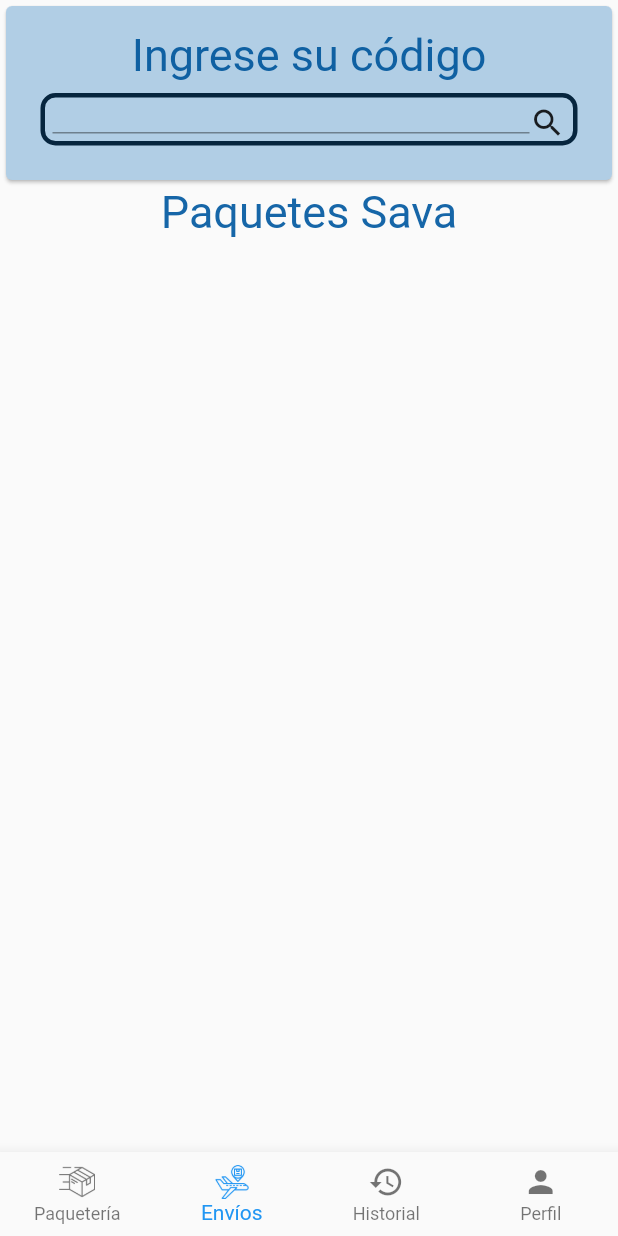
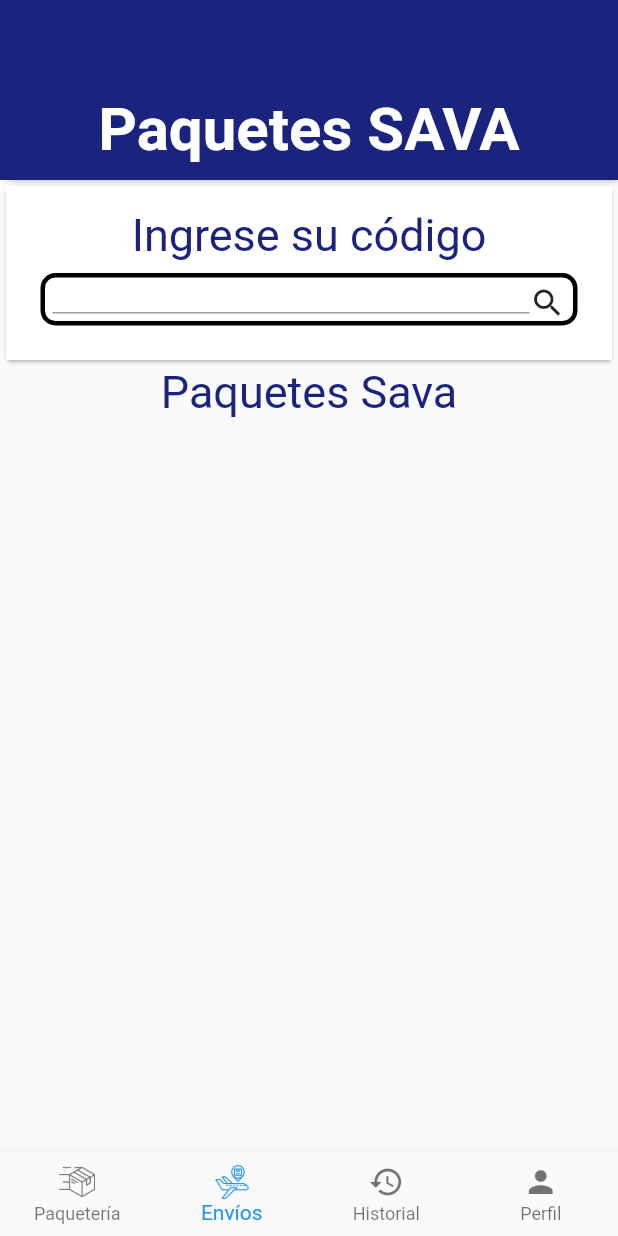
Before and after one commit to Cmenesess/ProyectoLenguaje, a Flutter app: the HomeClientScreen screen opened by its route, item 2 of the bottom bar chosen, on a phone screen of 412 x 824 dp. Run offline on Flutter 3.47's test engine with Material 2 defaults, Android fonts, the phone set to English and light mode, and no system bars; our stand-ins replace flutter_speed_dial, shared_preferences, step_progress_indicator; missing offline and left inert: dart:ffi; accounts and stored records are empty; network calls fail.

```diff
--- a/BackendProyecto/config/config.json
+++ b/BackendProyecto/config/config.json
@@ -1,7 +1,7 @@
 {
   "development": {
     "username": "root",
-    "password": "Katitos2",
+    "password": "root",
     "database": "sava",
     "host": "127.0.0.1",
     "dialect": "mysql"
--- a/FrontProyecto/lib/providers/history_package_provider.dart
+++ b/FrontProyecto/lib/providers/history_package_provider.dart
@@ -4,7 +4,7 @@ import 'package:http/http.dart' as http;
 import 'dart:convert';
 
 class HistoryPackageProvider {
-  static final String _baseUrl = 'localhost:4000';
+  static final String _baseUrl = '192.168.1.6:4000';
 
   static getHistoryPackages(String token) async {
     const String segment = '/savaPackage/history';
--- a/FrontProyecto/lib/providers/user_provider.dart
+++ b/FrontProyecto/lib/providers/user_provider.dart
@@ -4,7 +4,7 @@ import 'package:http/http.dart' as http;
 import 'dart:convert';
 
 class UserProvider {
-  static final String _baseUrl = 'localhost:4000';
+  static final String _baseUrl = '192.168.1.6:4000';
 
   Future<String> _getJsonData(String segment) async {
     var url = Uri.http(_baseUrl, segment);
--- a/FrontProyecto/lib/providers/warehouse_package_provider.dart
+++ b/FrontProyecto/lib/providers/warehouse_package_provider.dart
@@ -5,7 +5,7 @@ import 'dart:convert';
 
 class WarehousePackageProvider {
   // Cambiar URL =
-  static final String _baseUrl = 'localhost:4000';
+  static final String _baseUrl = '192.168.1.6:4000';
 
   static getWarehousePackages(String token) async {
     const String segment = '/api/warehouse-packages/user';
--- a/FrontProyecto/lib/screens/client/sava_packages_client_screen.dart
+++ b/FrontProyecto/lib/screens/client/sava_packages_client_screen.dart
@@ -29,7 +29,9 @@ class _SavaPackagesClientScreenState extends State<SavaPackagesClientScreen> {
       String? token = prefs.getString('token');
       dynamic response = await WarehousePackageProvider.getSavaPackages(token!);
       packages = response;
-      setState(() {});
+      setState(() {
+        print(packages);
+      });
     });
   }
 
@@ -37,17 +39,40 @@ class _SavaPackagesClientScreenState extends State<SavaPackagesClientScreen> {
   Widget build(BuildContext context) {
     return SingleChildScrollView(
       child: Column(children: [
+        Container(
+          height: 120,
+          padding: EdgeInsets.all(10),
+          alignment: Alignment.bottomCenter,
+          width: double.infinity,
+          decoration: BoxDecoration(color: Colors.indigo[900], boxShadow: [
+            BoxShadow(
+              offset: Offset(3, 0),
+              spreadRadius: -3,
+              blurRadius: 5,
+              color: Color.fromRGBO(0, 0, 0, 1),
+            )
+          ]),
+          child: SafeArea(
+            child: Text(
+              "Paquetes SAVA",
+              style: TextStyle(
+                  color: Colors.white,
+                  fontSize: 40,
+                  fontWeight: FontWeight.bold),
+              textAlign: TextAlign.center,
+            ),
+          ),
+        ),
         Card(
-            color: Color.fromARGB(255, 177, 206, 229),
             child: Container(
+          color: Colors.white,
           padding: const EdgeInsets.all(15.0),
           width: MediaQuery.of(context).size.width,
           child: Column(
             children: [
               Text(
                 "Ingrese su código",
-                    style: TextStyle(
-                        fontSize: 30, color: Color.fromARGB(255, 15, 96, 162)),
+                style: TextStyle(fontSize: 30, color: Colors.indigo[900]),
               ),
               Padding(
                 padding: const EdgeInsets.all(8.0),
@@ -60,13 +85,21 @@ class _SavaPackagesClientScreenState extends State<SavaPackagesClientScreen> {
                       borderRadius: BorderRadius.all(Radius.circular(10)),
                       // color: Color.fromARGB(255, 58, 113, 158),
                       border: Border.all(
-                            color: Color.fromARGB(255, 6, 37, 62),
+                        color: Color.fromARGB(255, 0, 0, 0),
                         width: 3,
                       )),
                   child: Row(children: [
                     Expanded(
                       child: TextFormField(
-                            onChanged: (value) {},
+                        onChanged: (value) {
+                          setState(() {
+                            for (var element in packages) {
+                              print(element);
+                            }
+                            ;
+                          });
+                          print(value);
+                        },
                       ),
                     ),
                     Icon(Icons.search)
@@ -78,8 +111,7 @@ class _SavaPackagesClientScreenState extends State<SavaPackagesClientScreen> {
         )),
         Text(
           "Paquetes Sava",
-          style:
-              TextStyle(fontSize: 30, color: Color.fromARGB(255, 22, 102, 168)),
+          style: TextStyle(fontSize: 30, color: Colors.indigo[900]),
         ),
         ListView.builder(
             controller: ScrollController(),
```
Also changed, not shown: FrontProyecto/lib/screens/new_Profile_screen.dart (+27 -3 lines), FrontProyecto/lib/widgets/sava_package_widget.dart (+6 -10 lines), 2 other files. Lines whose indentation alone changed are shown as unchanged.
